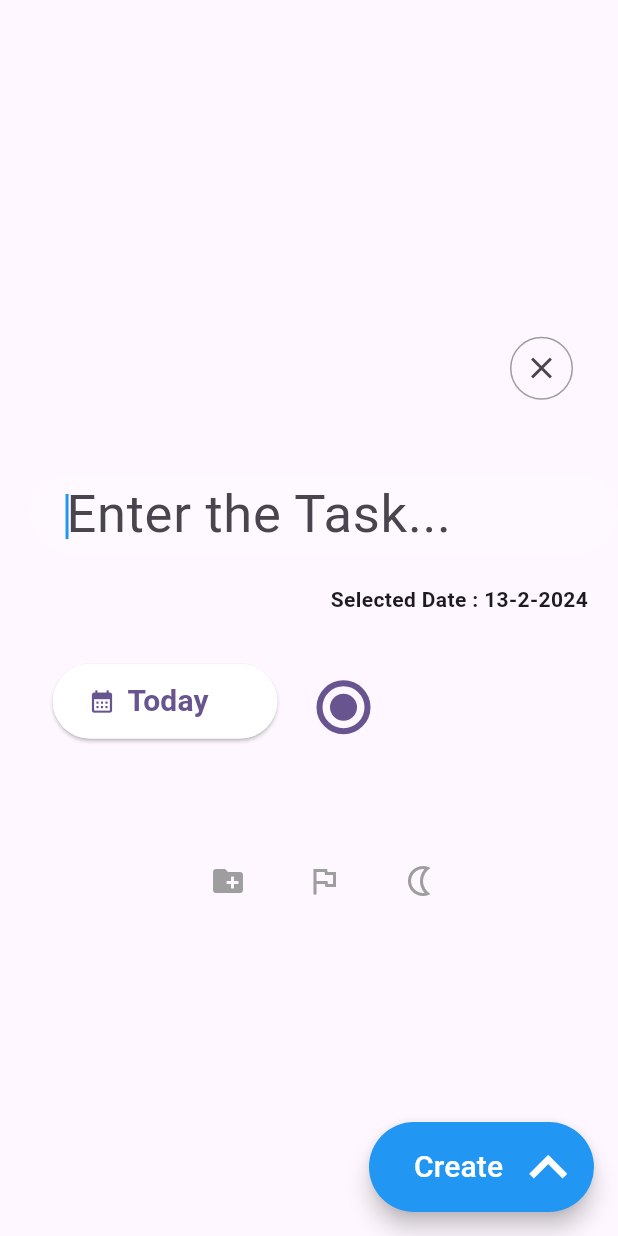
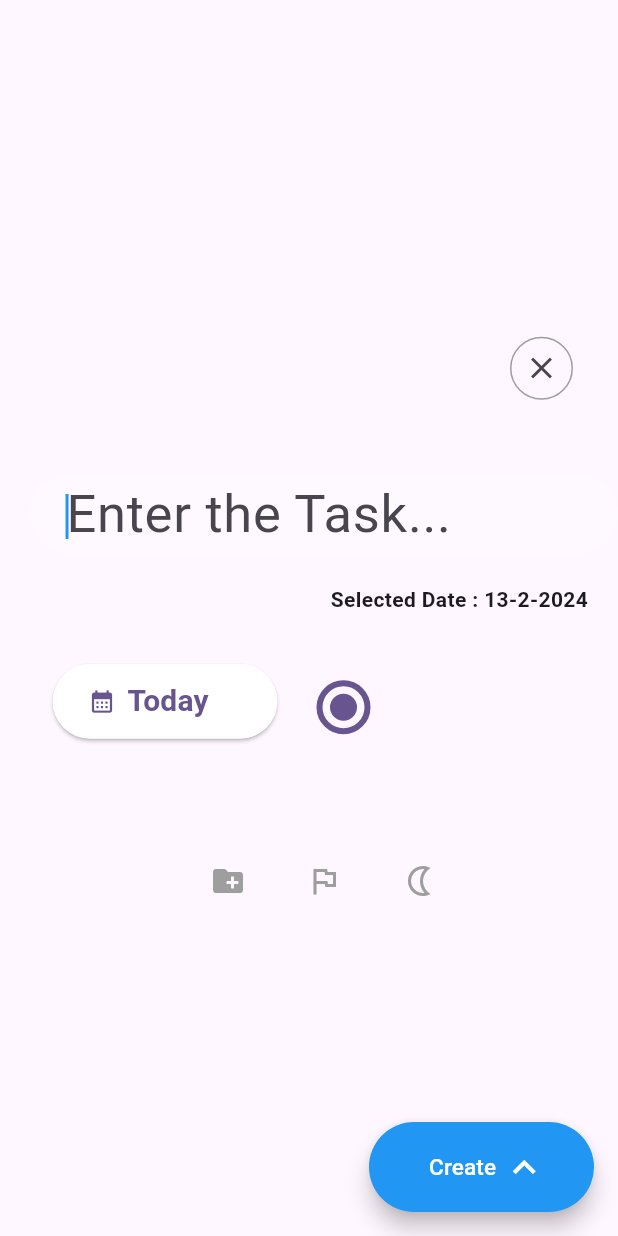
Before and after one commit to saravanan-sarav/todo_app_flutter, a Flutter app: the screen it shows after launch, after a tap on the "check" icon, after a tap on the "add" icon, on a phone screen of 412 x 824 dp. Run offline on Flutter 3.47's test engine with Material 3 defaults, Android fonts, the phone set to English and light mode, and no system bars; our stand-ins replace fluttertoast, percent_indicator.

Commit message:
Add Todo Page UI Completed.

```diff
--- a/lib/add_todo_page/add_todo.dart
+++ b/lib/add_todo_page/add_todo.dart
@@ -1,9 +1,9 @@
 import 'package:flutter/material.dart';
+import 'package:fluttertoast/fluttertoast.dart';
 import 'package:todo_app/add_todo_page/navigationBar.dart';
 import 'package:todo_app/app_color/app_colors.dart';
 import 'package:todo_app/custom_widget/TextFieldWidget.dart';
 import 'package:todo_app/model/tasks.dart';
-import 'package:fluttertoast/fluttertoast.dart';
 
 class AddTodo extends StatefulWidget {
   const AddTodo({super.key});
@@ -140,14 +140,17 @@ class _AddTodoState extends State<AddTodo> {
           onPressed: () {
             if (textEditingController.text.isNotEmpty) {
               Task task = Task(tasks.length + 1, 2, textEditingController.text,
-                  false, AppColor.generateRandomColor());
+                  false, AppColor.generateRandomColor(), _selectedDate);
               Navigator.pop(context, task);
-            }else{
+            } else {
               Fluttertoast.showToast(
-                msg: 'This is a toast message',
-                toastLength: Toast.LENGTH_SHORT, // Duration for how long the toast should be shown
-                gravity: ToastGravity.BOTTOM, // Position of the toast
-                backgroundColor: Colors.black.withOpacity(0.8), // Background color of the toast
+                msg: 'Please enter any task to add...',
+                toastLength: Toast.LENGTH_SHORT,
+                // Duration for how long the toast should be shown
+                gravity: ToastGravity.TOP,
+                // Position of the toast
+                backgroundColor: Colors.black,
+                // Background color of the toast
                 textColor: Colors.white, // Text color of the toast message
               );
             }
@@ -157,16 +160,16 @@ class _AddTodoState extends State<AddTodo> {
           child: const Row(
             children: [
               Padding(
-                padding: EdgeInsets.only(left: 30.0),
+                padding: EdgeInsets.only(left: 40.0),
                 child: Text(
                   "Create ",
-                  style: TextStyle(color: Colors.white, fontSize: 20),
+                  style: TextStyle(color: Colors.white, fontSize: 15),
                 ),
               ),
               Icon(
                 Icons.keyboard_arrow_up,
                 color: Colors.white,
-                size: 50,
+                size: 30,
               )
             ],
           ),
--- a/lib/home_page/today_tasks.dart
+++ b/lib/home_page/today_tasks.dart
@@ -112,7 +112,8 @@ class _TodayTaskWidgetState extends State<TodayTaskWidget> {
                           ),
                         ),
                       ),
-                      Padding(
+                      Expanded(
+                        child: Padding(
                           padding: const EdgeInsets.only(left: 30),
                           child: Text(
                             tasksList[index].taskName,
@@ -131,11 +132,18 @@ class _TodayTaskWidgetState extends State<TodayTaskWidget> {
                                     letterSpacing: 1,
                                     decoration: TextDecoration.lineThrough),
                           ),
+                        ),
+                      ),
+                      Padding(
+                        padding: const EdgeInsets.only(right: 10.0),
+                        child: Text(
+                            "${tasksList[index].createdDate.day}-${tasksList[index].createdDate.month}-${tasksList[index].createdDate.year}"),
                       )
                     ],
                   ),
                 ));
           },
+          reverse: true,
         ),
       )
     ]);
--- /dev/null
+++ b/lib/model/DateTimeFormat.dart
@@ -0,0 +1,13 @@
+import 'package:intl/intl.dart';
+
+class DateTimeConverter{
+  static DateTime parseDate(String dateString) {
+    // Create a DateFormat object with the desired format
+    DateFormat dateFormat = DateFormat('dd-MM-yyyy');
+
+    // Parse the string into a DateTime object
+    DateTime dateTime = dateFormat.parse(dateString);
+
+    return dateTime;
+  }
+}
--- a/lib/model/tasks.dart
+++ b/lib/model/tasks.dart
@@ -1,4 +1,5 @@
 import 'package:flutter/material.dart';
+import 'package:todo_app/model/DateTimeFormat.dart';
 
 class Task {
   num taskId;
@@ -6,18 +7,27 @@ class Task {
   String taskName;
   bool isCompleted;
   Color color;
+  DateTime createdDate;
 
   Task(this.taskId, this.categoryId, this.taskName, this.isCompleted,
-      this.color);
+      this.color, this.createdDate);
 }
 
 List<Task> tasks = [
-  Task(1, 1, "Meeting", true, Colors.green),
-  Task(2, 2, "Cooking", false, Colors.red),
-  Task(3, 3, "Shopping", true, Colors.purple),
-  Task(4, 2, "Walk for 10 minutes", false, Colors.blue),
-  Task(5, 1, "Drink water", true, Colors.orange),
-  Task(6, 4, "Google the thing", true, Colors.pink),
-  Task(7, 4, "Dancing", false, Colors.yellow),
-  Task(8, 4, "Rolling", false, Colors.black),
+  Task(1, 1, "Meeting", true, Colors.green,
+      DateTimeConverter.parseDate("31-10-2023")),
+  Task(2, 2, "Cooking", false, Colors.red,
+      DateTimeConverter.parseDate("23-01-2024")),
+  Task(3, 3, "Shopping", true, Colors.purple,
+      DateTimeConverter.parseDate("21-01-2024")),
+  Task(4, 2, "Walk for 10 minutes", false, Colors.blue,
+      DateTimeConverter.parseDate("19-01-2022")),
+  Task(5, 1, "Drink water", true, Colors.orange,
+      DateTimeConverter.parseDate("12-01-2024")),
+  Task(6, 4, "Google the thing", true, Colors.pink,
+      DateTimeConverter.parseDate("14-01-2024")),
+  Task(7, 4, "Dancing", false, Colors.yellow,
+      DateTimeConverter.parseDate("10-10-2023")),
+  Task(8, 4, "Rolling", false, Colors.black,
+      DateTimeConverter.parseDate("11-01-2024")),
 ];
--- a/pubspec.yaml
+++ b/pubspec.yaml
@@ -41,6 +41,7 @@ dev_dependencies:
     sdk: flutter
   percent_indicator: ^4.0.1
   fluttertoast: ^8.0.7
+  intl: ^0.17.0
 
   # The "flutter_lints" package below contains a set of recommended lints to
   # encourage good coding practices. The lint set provided by the package is
```
Also changed, not shown: pubspec.lock. Lines whose indentation alone changed are shown as unchanged.
